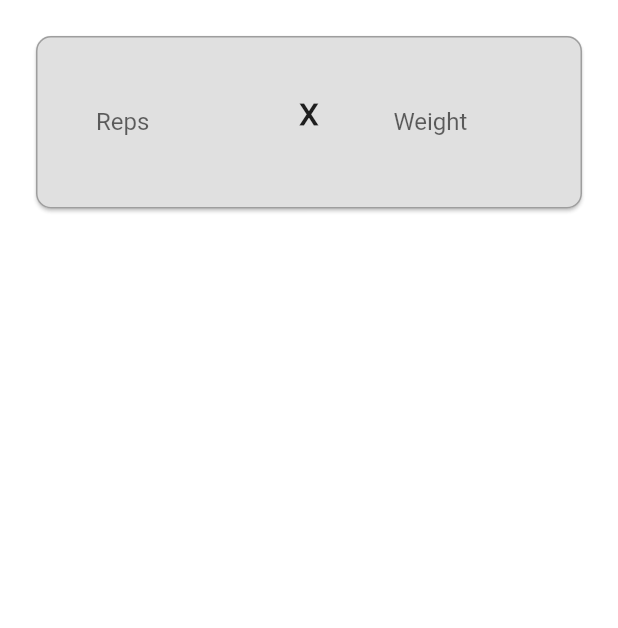
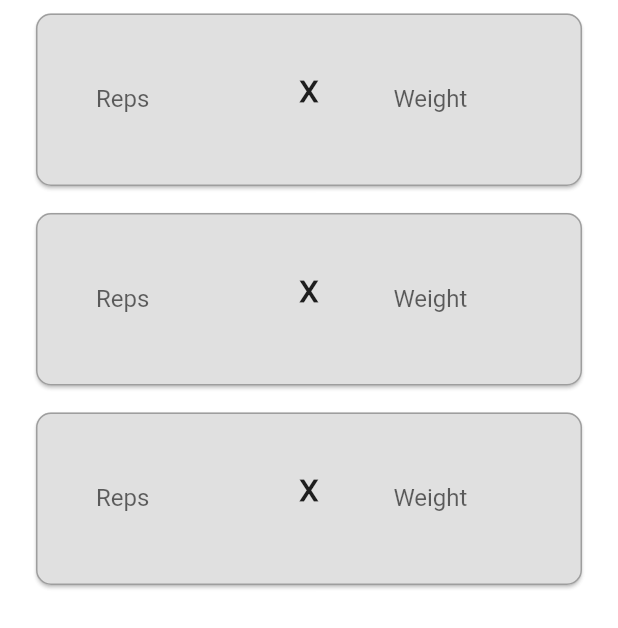
Before and after one commit to joelplotnik/HunterFit, a Flutter app: the WeightsView screen opened directly, on a phone screen of 412 x 824 dp. Shown: the top 628 px of the screen. Run offline on Flutter 3.47's test engine with Material 2 defaults, Android fonts, the phone set to English and light mode, and no system bars; our stand-ins replace flutter_svg, google_maps_flutter, location, sqflite; accounts and stored records are empty.

Commit message:
weightlifting cards

```diff
--- a/lib/view/weights_view.dart
+++ b/lib/view/weights_view.dart
@@ -17,7 +17,7 @@ class _WeightsViewState extends State<WeightsView> {
         body: Column(
           children: [
             Padding(
-              padding: const EdgeInsets.all(20.0),
+              padding: const EdgeInsets.fromLTRB(20, 5, 20, 5),
               child: Card(
                 shape: RoundedRectangleBorder(
                     borderRadius: BorderRadius.circular(10),
@@ -62,7 +62,101 @@ class _WeightsViewState extends State<WeightsView> {
                   ),
                 ),
               ),
-            )
+            ),
+            Padding(
+              padding: const EdgeInsets.fromLTRB(20, 5, 20, 5),
+              child: Card(
+                shape: RoundedRectangleBorder(
+                    borderRadius: BorderRadius.circular(10),
+                    side: const BorderSide(
+                      color: Colors.grey,
+                      width: 1,
+                    )),
+                color: Colors.grey.shade300,
+                child: Container(
+                  child: Row(
+                    crossAxisAlignment: CrossAxisAlignment.start,
+                    mainAxisAlignment: MainAxisAlignment.center,
+                    children: const [
+                      Expanded(
+                        child: TextField(
+                          decoration: InputDecoration(
+                              border: InputBorder.none,
+                              labelText: "Reps",
+                              contentPadding: EdgeInsets.all(40)),
+                        ),
+                      ),
+                      Padding(
+                        padding: EdgeInsets.fromLTRB(10, 40, 10, 40),
+                        child: Text(
+                          "X",
+                          style: TextStyle(
+                            fontWeight: FontWeight.bold,
+                            fontSize: 20,
+                          ),
+                        ),
+                      ),
+                      Expanded(
+                        child: TextField(
+                          decoration: InputDecoration(
+                            border: InputBorder.none,
+                            labelText: "Weight",
+                            contentPadding: EdgeInsets.all(40),
+                          ),
+                        ),
+                      ),
+                    ],
+                  ),
+                ),
+              ),
+            ),
+            Padding(
+              padding: const EdgeInsets.fromLTRB(20, 5, 20, 5),
+              child: Card(
+                shape: RoundedRectangleBorder(
+                    borderRadius: BorderRadius.circular(10),
+                    side: const BorderSide(
+                      color: Colors.grey,
+                      width: 1,
+                    )),
+                color: Colors.grey.shade300,
+                child: Container(
+                  child: Row(
+                    crossAxisAlignment: CrossAxisAlignment.start,
+                    mainAxisAlignment: MainAxisAlignment.center,
+                    children: const [
+                      Expanded(
+                        child: TextField(
+                          decoration: InputDecoration(
+                              border: InputBorder.none,
+                              labelText: "Reps",
+                              contentPadding: EdgeInsets.all(40)),
+                        ),
+                      ),
+                      Padding(
+                        padding: EdgeInsets.fromLTRB(10, 40, 10, 40),
+                        child: Text(
+                          "X",
+                          style: TextStyle(
+                            fontWeight: FontWeight.bold,
+                            fontSize: 20,
+                          ),
+                        ),
+                      ),
+                      Expanded(
+                        child: TextField(
+                          decoration: InputDecoration(
+                            border: InputBorder.none,
+                            labelText: "Weight",
+                            contentPadding: EdgeInsets.all(40),
+                          ),
+                        ),
+                      ),
+                    ],
+                  ),
+                ),
+              ),
+            ),
           ],
         ));
   }
```
